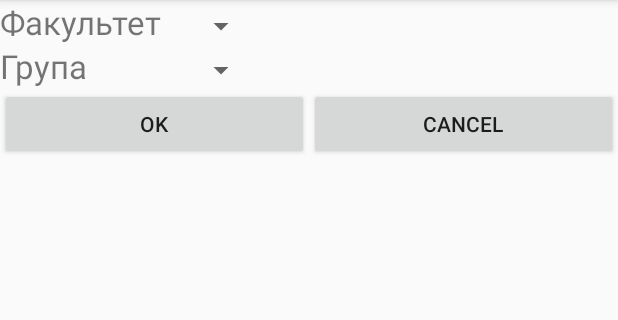
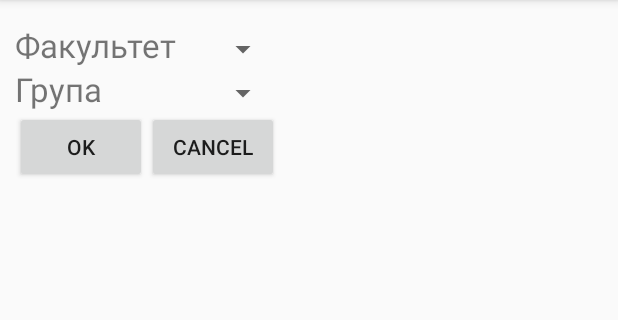
Before and after one commit to kryvokhyzha/examples-and-courses, an Android app: the screen it shows after launch (MainActivity), after a tap on "OK", on a phone screen of 412 x 824 dp, the part 84-404 px from its top. Run offline under Robolectric (Android 15) with nearby library versions, the phone set to English and light mode, and no system bars.

Commit message:
Edited Android - Lab2

```diff
--- /dev/null
+++ b/Lab2/app/src/main/java/com/example/lab2/ButtonFragment.java
@@ -0,0 +1,55 @@
+package com.example.lab2;
+
+import android.app.Activity;
+import android.content.Context;
+import android.os.Bundle;
+import android.view.LayoutInflater;
+import android.view.View;
+import android.view.ViewGroup;
+import android.widget.Button;
+
+import android.app.Fragment;
+
+public class ButtonFragment extends Fragment implements View.OnClickListener {
+
+    private OnButtonFragmentInteractionListener mListener;
+
+    @Override
+    public View onCreateView(LayoutInflater inflater, ViewGroup container,
+                             Bundle savedInstanceState) {
+        View view = inflater.inflate(R.layout.fragment_button, container, false);
+
+        final Button ok_btn = view.findViewById(R.id.ok_btn);
+        ok_btn.setOnClickListener(this);
+
+        final Button cancel_btn = view.findViewById(R.id.cancel_btn);
+        cancel_btn.setOnClickListener(this);
+
+        return view;
+    }
+
+    interface OnButtonFragmentInteractionListener {
+        void onOkClick();
+        void onCancelClick();
+    }
+
+    @Override
+    public void onAttach(Activity MainActivity) {
+        super.onAttach(MainActivity);
+        mListener = (OnButtonFragmentInteractionListener) MainActivity;
+    }
+
+    @Override
+    public void onClick(View v) {
+        switch (v.getId()) {
+
+            case R.id.ok_btn:
+                mListener.onOkClick();
+                break;
+
+            case R.id.cancel_btn:
+                mListener.onCancelClick();
+                break;
+        }
+    }
+}
--- a/Lab2/app/src/main/java/com/example/lab2/ContentFragment.java
+++ b/Lab2/app/src/main/java/com/example/lab2/ContentFragment.java
@@ -19,7 +19,7 @@ public class ContentFragment extends Fragment implements View.OnClickListener {
     @Override
     public View onCreateView(LayoutInflater inflater, ViewGroup container,
                              Bundle savedInstanceState) {
-        View view = inflater.inflate(R.layout.fragment_content, container, false);
+        View view = inflater.inflate(R.layout.fragment_group, container, false);
 
         final String[] groups = getResources().getStringArray(R.array.groups);
         final String[] faculties = getResources().getStringArray(R.array.faculties);
--- /dev/null
+++ b/Lab2/app/src/main/java/com/example/lab2/FacultyFragment.java
@@ -0,0 +1,41 @@
+package com.example.lab2;
+
+import android.os.Bundle;
+import android.view.LayoutInflater;
+import android.view.View;
+import android.view.ViewGroup;
+import android.widget.ArrayAdapter;
+import android.widget.Spinner;
+
+import android.app.Fragment;
+
+public class FacultyFragment extends Fragment {
+
+    private Spinner facultiesSpinner;
+
+    @Override
+    public View onCreateView(LayoutInflater inflater, ViewGroup container,
+                             Bundle savedInstanceState) {
+        View view = inflater.inflate(R.layout.fragment_faculty, container, false);
+
+        final String[] faculties = getResources().getStringArray(R.array.faculties);
+
+        facultiesSpinner = view.findViewById(R.id.faculties);
+
+        ArrayAdapter<String> facultyAdapter = new ArrayAdapter(getActivity().getBaseContext(),
+                android.R.layout.simple_spinner_item, faculties);
+        facultyAdapter.setDropDownViewResource(android.R.layout.simple_spinner_dropdown_item);
+
+        facultiesSpinner.setAdapter(facultyAdapter);
+
+        return view;
+    }
+
+    public String getFaculty() {
+        return facultiesSpinner.getSelectedItem().toString();
+    }
+
+    public void setSelection() {
+        facultiesSpinner.setSelection(0);
+    }
+}
--- /dev/null
+++ b/Lab2/app/src/main/java/com/example/lab2/GroupFragment.java
@@ -0,0 +1,41 @@
+package com.example.lab2;
+
+import android.os.Bundle;
+import android.view.LayoutInflater;
+import android.view.View;
+import android.view.ViewGroup;
+import android.widget.ArrayAdapter;
+import android.widget.Spinner;
+
+import android.app.Fragment;
+
+public class GroupFragment extends Fragment {
+
+    private Spinner groupSpinner;
+
+    @Override
+    public View onCreateView(LayoutInflater inflater, ViewGroup container,
+                             Bundle savedInstanceState) {
+        View view = inflater.inflate(R.layout.fragment_group, container, false);
+
+        final String[] groups = getResources().getStringArray(R.array.groups);
+
+        groupSpinner = view.findViewById(R.id.groups);
+
+        ArrayAdapter<String> groupAdapter = new ArrayAdapter(getActivity().getBaseContext(),
+                android.R.layout.simple_spinner_item, groups);
+        groupAdapter.setDropDownViewResource(android.R.layout.simple_spinner_dropdown_item);
+
+        groupSpinner.setAdapter(groupAdapter);
+
+        return view;
+    }
+
+    public String getGroup(){
+        return groupSpinner.getSelectedItem().toString();
+    }
+
+    public void setSelection() {
+        groupSpinner.setSelection(0);
+    }
+}
--- a/Lab2/app/src/main/java/com/example/lab2/MainActivity.java
+++ b/Lab2/app/src/main/java/com/example/lab2/MainActivity.java
@@ -3,16 +3,60 @@ package com.example.lab2;
 import androidx.appcompat.app.AppCompatActivity;
 
 import android.os.Bundle;
-import android.view.View;
-import android.widget.ArrayAdapter;
-import android.widget.Spinner;
 import android.widget.Toast;
 
-public class MainActivity extends AppCompatActivity {
+
+public class MainActivity extends AppCompatActivity implements ButtonFragment.OnButtonFragmentInteractionListener {
 
     @Override
     protected void onCreate(Bundle savedInstanceState) {
         super.onCreate(savedInstanceState);
         setContentView(R.layout.activity_main);
     }
+
+    @Override
+    public void onOkClick() {
+        FacultyFragment facultyFragment = (FacultyFragment) getFragmentManager()
+                .findFragmentById(R.id.facultyFragment);
+
+        GroupFragment groupFragment = (GroupFragment) getFragmentManager()
+                .findFragmentById(R.id.groupFragment);
+
+        if (facultyFragment != null && facultyFragment.isInLayout() &&
+                groupFragment != null && groupFragment.isInLayout()) {
+
+            String faculty = facultyFragment.getFaculty();
+            String group = groupFragment.getGroup();
+
+            show_msg(faculty, group);
+        }
+    }
+
+    @Override
+    public void onCancelClick() {
+        FacultyFragment facultyFragment = (FacultyFragment) getFragmentManager()
+                .findFragmentById(R.id.facultyFragment);
+
+        GroupFragment groupFragment = (GroupFragment) getFragmentManager()
+                .findFragmentById(R.id.groupFragment);
+
+        if (facultyFragment != null && facultyFragment.isInLayout() &&
+                groupFragment != null && groupFragment.isInLayout()) {
+
+            facultyFragment.setSelection();
+            groupFragment.setSelection();
+        }
+    }
+
+    private void show_msg(String faculty, String group) {
+        if (group.equals("") || faculty.equals("")) {
+            String msg = "Заповніть всі поля!";
+            Toast toast = Toast.makeText(this, msg, Toast.LENGTH_SHORT);
+            toast.show();
+        } else {
+            String msg = "Факультет: " + faculty + '\n' + "Група: " + group;
+            Toast toast = Toast.makeText(this, msg, Toast.LENGTH_SHORT);
+            toast.show();
+        }
+    }
 }
--- a/Lab2/app/src/main/res/layout/activity_main.xml
+++ b/Lab2/app/src/main/res/layout/activity_main.xml
@@ -1,13 +1,34 @@
 <?xml version="1.0" encoding="utf-8"?>
-<RelativeLayout xmlns:android="http://schemas.android.com/apk/res/android"
-    android:orientation="vertical"
-    android:layout_width="match_parent"
-    android:layout_height="match_parent">
+<TableLayout xmlns:android="http://schemas.android.com/apk/res/android"
+android:layout_width="match_parent"
+android:layout_height="match_parent"
+android:layout_marginLeft="10dp"
+android:layout_marginRight="10dp"
+android:layout_marginBottom="15dp"
+android:layout_marginTop="15dp">
 
+<TableRow>
     <fragment
-        android:id="@+id/listFragment"
+        android:id="@+id/facultyFragment"
         android:layout_width="match_parent"
         android:layout_height="match_parent"
-        android:name="com.example.lab2.ContentFragment"/>
+        android:name="com.example.lab2.FacultyFragment"/>
+</TableRow>
 
-</RelativeLayout>
+<TableRow>
+    <fragment
+        android:id="@+id/groupFragment"
+        android:layout_width="match_parent"
+        android:layout_height="match_parent"
+        android:name="com.example.lab2.GroupFragment"/>
+</TableRow>
+
+<TableRow>
+    <fragment
+        android:id="@+id/buttonFragment"
+        android:layout_width="match_parent"
+        android:layout_height="match_parent"
+        android:name="com.example.lab2.ButtonFragment"/>
+</TableRow>
+
+</TableLayout>
--- /dev/null
+++ b/Lab2/app/src/main/res/layout/fragment_button.xml
@@ -0,0 +1,22 @@
+<?xml version="1.0" encoding="utf-8"?>
+<LinearLayout xmlns:android="http://schemas.android.com/apk/res/android"
+    android:orientation="horizontal" android:layout_width="match_parent"
+    android:layout_height="match_parent">
+
+    <Button
+        android:text="@string/ok_btn_name"
+        android:id="@+id/ok_btn"
+        android:layout_weight="1"
+        android:layout_width="0dp"
+        android:layout_height="wrap_content"
+        android:layout_span="1" />
+
+    <Button
+        android:text="@string/cancel_btn_name"
+        android:id="@+id/cancel_btn"
+        android:layout_weight="1"
+        android:layout_width="0dp"
+        android:layout_height="wrap_content"
+        android:layout_span="1" />
+
+</LinearLayout>
--- a/Lab2/app/src/main/res/layout/fragment_content.xml
+++ /dev/null
@@ -1,54 +0,0 @@
-<?xml version="1.0" encoding="utf-8"?>
-<TableLayout xmlns:android="http://schemas.android.com/apk/res/android"
-android:layout_width="match_parent"
-android:layout_height="match_parent"
-android:layout_marginLeft="10dp"
-android:layout_marginRight="10dp"
-android:layout_marginBottom="15dp"
-android:layout_marginTop="15dp">
-
-<TableRow>
-    <TextView
-        android:textSize="22sp"
-        android:text="@string/faculty_name"
-        android:layout_width="wrap_content"
-        android:layout_height="wrap_content" />
-
-    <Spinner
-        android:id="@+id/faculties"
-        android:layout_width="match_parent"
-        android:layout_height="wrap_content" />
-</TableRow>
-
-<TableRow>
-    <TextView
-        android:textSize="22sp"
-        android:text="@string/group_name"
-        android:layout_width="wrap_content"
-        android:layout_height="wrap_content" />
-
-    <Spinner
-        android:id="@+id/groups"
-        android:layout_width="match_parent"
-        android:layout_height="wrap_content" />
-</TableRow>
-
-<TableRow>
-    <Button
-        android:text="@string/ok_btn_name"
-        android:id="@+id/ok_btn"
-        android:layout_weight="1"
-        android:layout_width="0dp"
-        android:layout_height="wrap_content"
-        android:layout_span="1" />
-
-    <Button
-        android:text="@string/cancel_btn_name"
-        android:id="@+id/cancel_btn"
-        android:layout_weight="1"
-        android:layout_width="0dp"
-        android:layout_height="wrap_content"
-        android:layout_span="1" />
-</TableRow>
-
-</TableLayout>
--- /dev/null
+++ b/Lab2/app/src/main/res/layout/fragment_faculty.xml
@@ -0,0 +1,17 @@
+<?xml version="1.0" encoding="utf-8"?>
+<LinearLayout xmlns:android="http://schemas.android.com/apk/res/android"
+    android:orientation="horizontal" android:layout_width="match_parent"
+    android:layout_height="match_parent">
+
+    <TextView
+        android:textSize="22sp"
+        android:text="@string/faculty_name"
+        android:layout_width="wrap_content"
+        android:layout_height="wrap_content" />
+
+    <Spinner
+        android:id="@+id/faculties"
+        android:layout_width="match_parent"
+        android:layout_height="wrap_content" />
+
+</LinearLayout>
--- /dev/null
+++ b/Lab2/app/src/main/res/layout/fragment_group.xml
@@ -0,0 +1,17 @@
+<?xml version="1.0" encoding="utf-8"?>
+<LinearLayout xmlns:android="http://schemas.android.com/apk/res/android"
+    android:orientation="horizontal" android:layout_width="match_parent"
+    android:layout_height="match_parent">
+
+    <TextView
+        android:textSize="22sp"
+        android:text="@string/group_name"
+        android:layout_width="wrap_content"
+        android:layout_height="wrap_content" />
+
+    <Spinner
+        android:id="@+id/groups"
+        android:layout_width="match_parent"
+        android:layout_height="wrap_content" />
+
+</LinearLayout>
```
